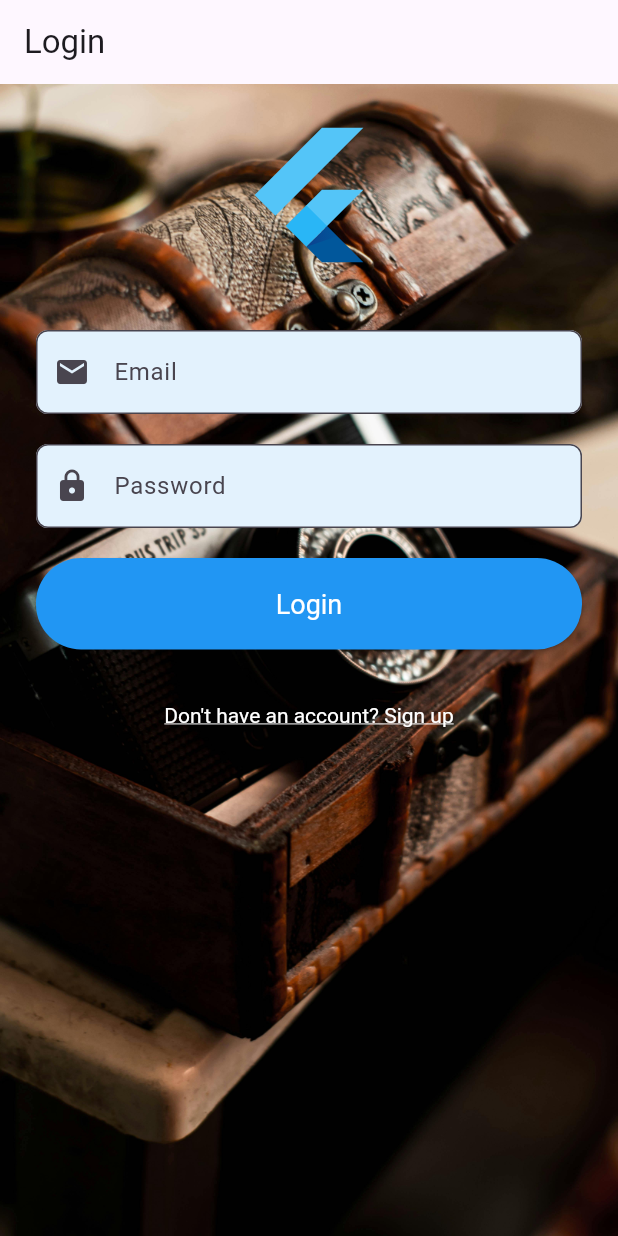
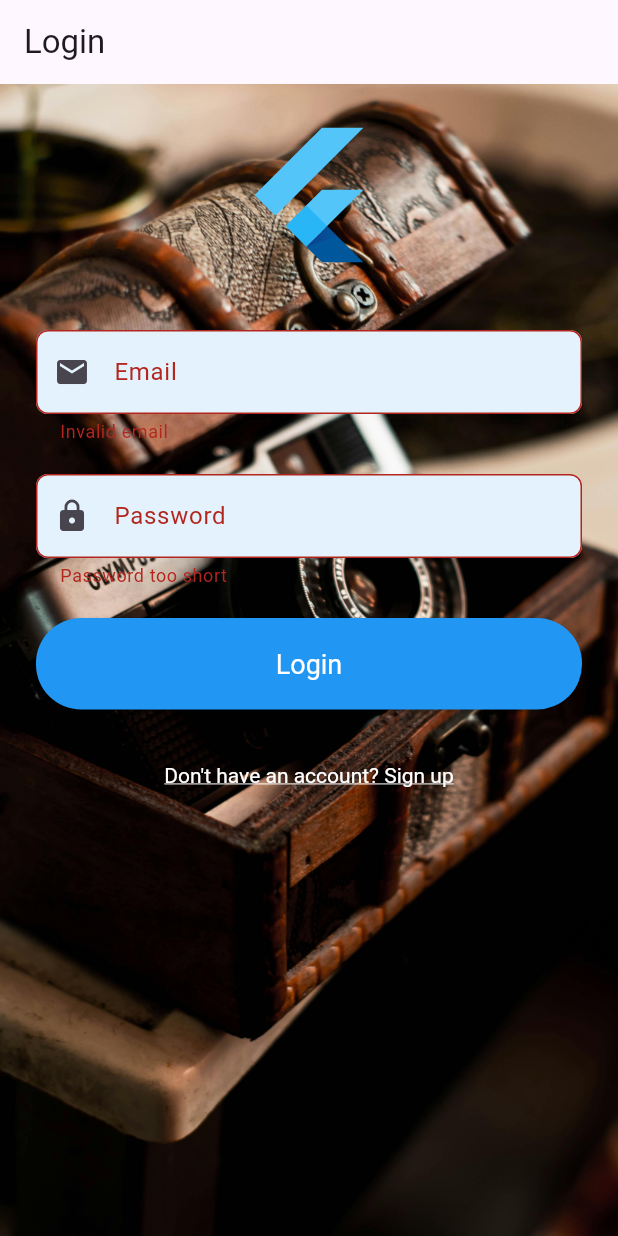
Before and after one commit to Kareemasuity/hive2, a Flutter app: the LoginScreen screen opened directly, after a tap on "Login", on a phone screen of 412 x 824 dp. Run offline on Flutter 3.47's test engine with Material 3 defaults, Android fonts, the light colour scheme and no system bars; our stand-ins replace animated_text_kit, another_carousel_pro, cached_network_image, carousel_slider, flutter_secure_storage, flutter_staggered_animations and 4 more; accounts and stored records are empty.

Commit message:
login push

```diff
--- a/lib/login.dart
+++ b/lib/login.dart
@@ -1,12 +1,10 @@
 import 'dart:convert';
-
 import 'package:flutter/material.dart';
 import 'package:flutter_secure_storage/flutter_secure_storage.dart';
-
-import 'package:hive/image_slider.dart';
-
+import 'package:hive/data.dart';
+import 'package:http/http.dart' as http;
+import 'package:hive/home_page.dart';
 import 'package:hive/sign_up.dart';
-import 'package:http/http.dart' as http;
 
 void main() {
   runApp(LoginApp());
@@ -41,44 +39,59 @@ class _LoginScreenState extends State<LoginScreen> {
     if (_formKey.currentState!.validate()) {
       _formKey.currentState!.save();
       try {
-        final response = await http.post(
-          Uri.parse('https://localhost:7147/api/Authorization/Login'),
-          body: jsonEncode({'email': _email, 'password': _password}),
-          headers: {'Content-Type': 'application/json'},
-        );
+        final uri = Uri.parse('$url/api/Authorization/Login');
+        final headers = {'Content-Type': 'application/json'};
+        final body = jsonEncode({'email': _email, 'password': _password});
+
+        print('Sending POST request to $uri');
+        print('Headers: $headers');
+        print('Body: $body');
+
+        final response = await http.post(uri, headers: headers, body: body);
+
+        print('Response status: ${response.statusCode}');
+        print('Response body: ${response.body}');
 
         if (response.statusCode == 200) {
           final responseData = jsonDecode(response.body);
-          if (responseData['success']) {
+          print('Response data: $responseData');
+
+          if (responseData['isAuthenticated'] == true &&
+              responseData.containsKey('token') &&
+              responseData.containsKey('refreshToken')) {
             // Login successful, store tokens
-            final accessToken = responseData['accessToken'];
+            final accessToken = responseData['token'];
             final refreshToken = responseData['refreshToken'];
 
-            // Store tokens securely (you can use flutter_secure_storage package)
+            // Store tokens securely
             final storage = FlutterSecureStorage();
             await storage.write(key: 'access_token', value: accessToken);
             await storage.write(key: 'refresh_token', value: refreshToken);
 
-            // Navigate to home screen or any other screen
+            // Navigate to home screen
             Navigator.pushReplacement(
               context,
-              MaterialPageRoute(builder: (context) => ImageSliders()),
+              MaterialPageRoute(builder: (context) => HomePage()),
             );
           } else {
             // Login failed, show error message
+            print('Login failed, server did not return tokens.');
             ScaffoldMessenger.of(context).showSnackBar(
               SnackBar(content: Text('Login failed. Please try again.')),
             );
           }
         } else {
-          // If the server did not return a 200 OK response,
-          // throw an exception.
-          throw Exception('Failed to login');
+          // If the server did not return a 200 OK response, throw an exception
+          print('Failed to login: ${response.reasonPhrase}');
+          ScaffoldMessenger.of(context).showSnackBar(
+            SnackBar(
+              content: Text('Failed to login: ${response.reasonPhrase}'),
+            ),
+          );
         }
       } catch (e) {
         // Handle error
         print('Error during login: $e');
-        // Show error message
         ScaffoldMessenger.of(context).showSnackBar(
           SnackBar(
             content: Text('Error during login. Please try again later.'),
@@ -153,7 +166,7 @@ class _LoginScreenState extends State<LoginScreen> {
                   ),
                   child: Text('Login'),
                   onPressed: () {
-                    _login;
+                    _login();
                   },
                 ),
                 SizedBox(height: 20),
--- a/lib/main.dart
+++ b/lib/main.dart
@@ -49,7 +49,7 @@ class MyApp extends StatelessWidget {
   Widget build(BuildContext context) {
     return MaterialApp(
       debugShowCheckedModeBanner: false,
-      home: SignUpPage(),
+      home: LoginScreen(),
     );
   }
 }
```
